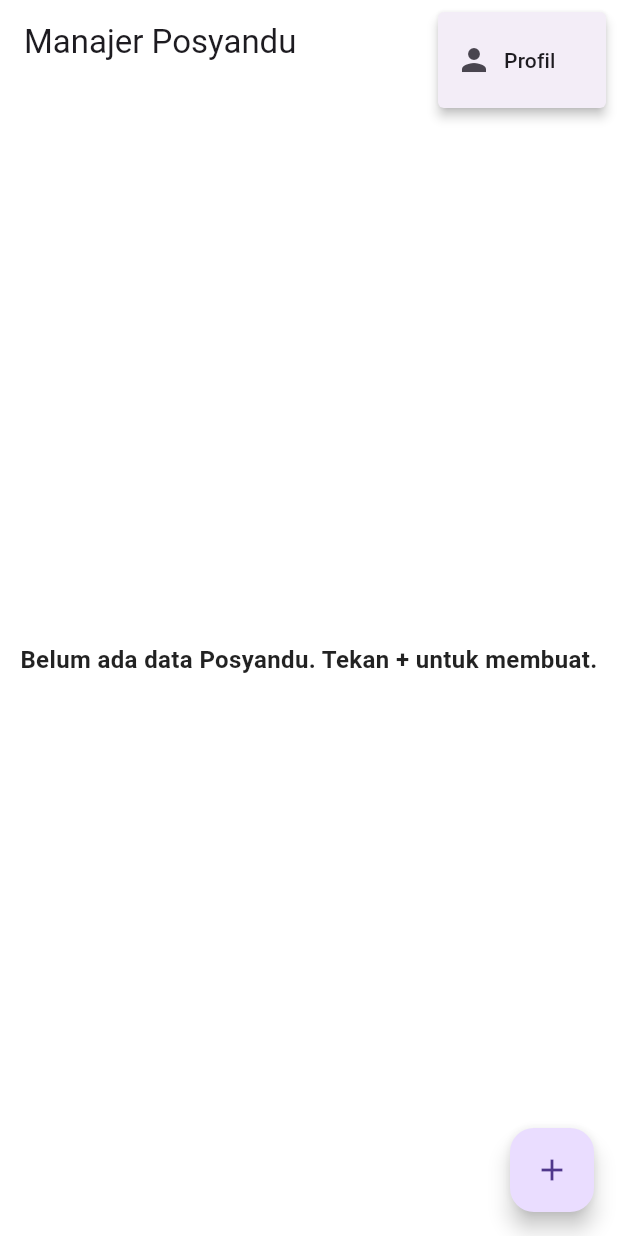
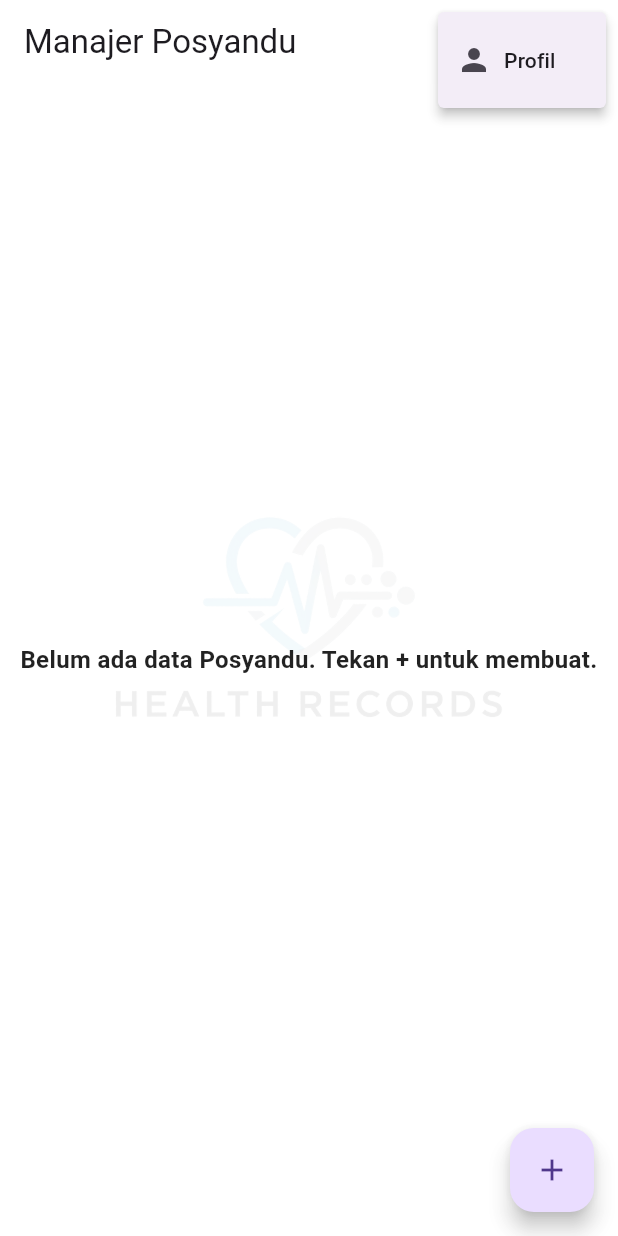
Before and after one commit to charezt23/Revisi_KP, a Flutter app: the HomeScreen screen opened directly, after a tap on the "logout" icon, after a tap on the "more vert" icon, on a phone screen of 412 x 824 dp. Run offline on Flutter 3.47's test engine with Material 3 defaults, Android fonts, the phone set to English and light mode, and no system bars; our stand-ins replace flutter_secure_storage, google_fonts; accounts and stored records are empty.

Commit message:
feat: Remove unused images and update background color in Home screen

```diff
--- a/lib/presentation/screens/Home_Screen.dart
+++ b/lib/presentation/screens/Home_Screen.dart
@@ -23,6 +23,7 @@ class _HomeScreenState extends State<HomeScreen> {
   final Posyanduservice _posyanduService = Posyanduservice();
   List<PosyanduModel> _posyanduList = [];
   bool _isLoading = true;
+
 
   @override
   void initState() {
@@ -315,7 +316,7 @@ class _HomeScreenState extends State<HomeScreen> {
       children: [
         const LoginBackground(),
         Scaffold(
-          backgroundColor: const Color.fromARGB(255, 255, 255, 255),
+          backgroundColor: const Color.fromARGB(200, 255, 255, 255),
           appBar: _buildAppBar(),
           body:
               _isLoading
```
Also changed, not shown: assets/images/1.png (deleted), assets/images/3.png (added), assets/images/BackgrounLogin.png.
